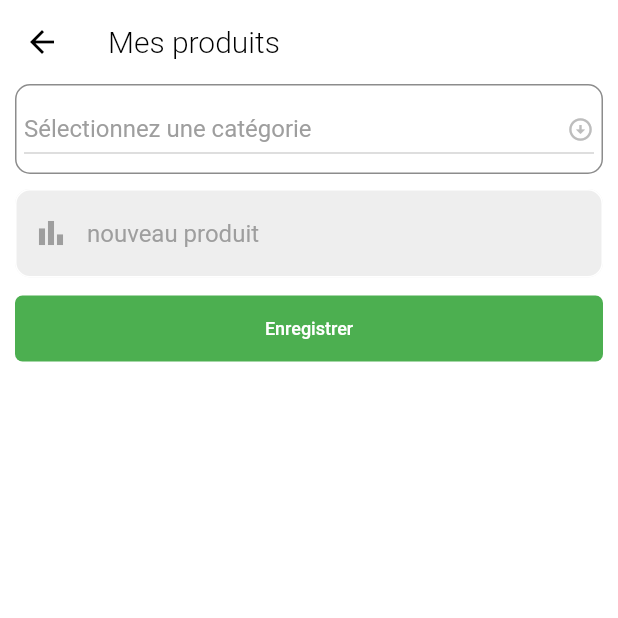
After one commit to lordGmz/testcrud_mysql, a Flutter app: the OurProductPage screen opened directly, after a tap on "Enregistrer", on a phone screen of 412 x 824 dp, the top half of it. The commit adds this screen. Run offline on Flutter 3.47's test engine with Material 2 defaults, Android fonts, the light colour scheme and no system bars; our stand-ins replace email_validator, flushbar, fluttertoast, image_cropper, image_picker, rflutter_alert and 1 more; missing offline and left inert: flutter_session, mailer; accounts and stored records are empty; network calls fail.

Commit message:
Mise en place crud produit

```diff
--- /dev/null
+++ b/lib/models/Products.dart
@@ -0,0 +1,29 @@
+class Products {
+  String id;
+  String product_name;
+  String id_category;
+  String id_fournisseur;
+
+  Products({
+    this.id,
+    this.product_name,
+    this.id_category,
+    this.id_fournisseur,
+  });
+
+  factory Products.fromJson(Map<String, dynamic> json) {
+    return Products(
+      id: json['id'] as String,
+      product_name: json['product_name'] as String,
+      id_category: json['id_category'] as String,
+      id_fournisseur : json['id_fournisseur'] as String
+    );
+  }
+
+  Map<String, dynamic> toJsonAdd() {
+    return {
+      "product_name": product_name,
+      "id_category": id_category,
+    };
+  }
+}
--- a/lib/screens/category/category.dart
+++ b/lib/screens/category/category.dart
@@ -19,13 +19,6 @@ class _OurCategoryState extends State<OurCategory> {
   List data = [];
 
   String email = "";
-
-  Future getEmail() async {
-    SharedPreferences preferences = await SharedPreferences.getInstance();
-    setState(() {
-      email = preferences.getString('email');
-    });
-  }
 
   Future<List> getAllCategories() async {
     SharedPreferences preferences = await SharedPreferences.getInstance();
@@ -149,7 +142,7 @@ class _OurCategoryState extends State<OurCategory> {
                             hintText: "nouvelle catégorie"),
                         validator: (val) {
                           return val.isEmpty
-                              ? "Entez un nom de catégorie"
+                              ? "Entrez un nom de catégorie"
                               : null;
                         },
                       ),
--- /dev/null
+++ b/lib/screens/product/product.dart
@@ -0,0 +1,314 @@
+import 'package:flushbar/flushbar.dart';
+import 'package:flutter/material.dart';
+import 'package:fluttertoast/fluttertoast.dart';
+import 'package:rflutter_alert/rflutter_alert.dart';
+import 'package:shared_preferences/shared_preferences.dart';
+import 'package:http/http.dart' as http;
+import 'dart:convert';
+
+import 'package:testcrud_mysql/models/Products.dart';
+import 'package:testcrud_mysql/services/productsServices.dart';
+
+class OurProductPage extends StatefulWidget {
+  @override
+  _OurProductPageState createState() => _OurProductPageState();
+}
+
+class _OurProductPageState extends State<OurProductPage> {
+  TextEditingController _productNameController = TextEditingController();
+  var _formKey = GlobalKey<FormState>();
+  List data = [];
+  List dataP = [];
+  String _idCategory;
+
+  String email = "";
+
+  Future<List> getAllCategories() async {
+    SharedPreferences preferences = await SharedPreferences.getInstance();
+    setState(() {
+      email = preferences.getString('email');
+    });
+    final response = await http.get(
+        'http://192.168.1.69/categories/all_categories.php?email=' + email);
+    if (response.statusCode == 200) {
+      setState(() {
+        data = json.decode(response.body);
+      });
+      print(data);
+      return data;
+    } else {
+      print("error");
+    }
+  }
+
+  //add product function
+  addProd(Products products) async {
+    var res = await ProductsServices().addProduct(products, email);
+    if (res == "Error") {
+      Flushbar(
+        icon: Icon(
+          Icons.error_outline,
+          size: 28.0,
+          color: Colors.red[300],
+        ),
+        margin: EdgeInsets.all(8),
+        isDismissible: true,
+        borderRadius: 8,
+        title: "Oops !",
+        message: "Une erreur s'est produite.",
+        duration: Duration(seconds: 2),
+      )..show(context);
+    } else {
+      setState(() {
+        getAllProducts();
+        _productNameController.text = "";
+      });
+      Fluttertoast.showToast(
+          msg: "Produit ajoutée !",
+          toastLength: Toast.LENGTH_SHORT,
+          gravity: ToastGravity.BOTTOM,
+          timeInSecForIosWeb: 1,
+          backgroundColor: Colors.black45,
+          textColor: Colors.white,
+          fontSize: 10.0);
+    }
+  }
+
+  Future<List> getAllProducts() async {
+    SharedPreferences preferences = await SharedPreferences.getInstance();
+    setState(() {
+      email = preferences.getString('email');
+    });
+    final response = await http
+        .get('http://192.168.1.69/products/all_products.php?email=' + email);
+    if (response.statusCode == 200) {
+      setState(() {
+        dataP = json.decode(response.body);
+      });
+      print(dataP);
+      return dataP;
+    } else {
+      print("error");
+    }
+  }
+
+
+  Future deleteProd(String i) async{
+    var urlDeleteCat = "http://192.168.1.69/products/delete_product.php";
+    var res = await http.post(urlDeleteCat, body: {
+      "id": i,
+    });
+    var dataP = json.decode(res.body).toString().trim();
+    if (dataP == "Success") {
+      setState(() {
+        getAllProducts();
+      });
+      Fluttertoast.showToast(
+          msg: "Catégorie supprimée.",
+          toastLength: Toast.LENGTH_SHORT,
+          gravity: ToastGravity.BOTTOM,
+          timeInSecForIosWeb: 1,
+          backgroundColor: Colors.black45,
+          textColor: Colors.white,
+          fontSize: 10.0);
+    }else {
+      Fluttertoast.showToast(
+          msg: "Une erreur s'est produite.",
+          toastLength: Toast.LENGTH_SHORT,
+          gravity: ToastGravity.BOTTOM,
+          timeInSecForIosWeb: 1,
+          backgroundColor: Colors.black45,
+          textColor: Colors.white,
+          fontSize: 16.0);
+    }
+  }
+
+  @override
+  void initState() {
+
+    super.initState();
+    getAllCategories();
+    getAllProducts();
+  }
+
+  @override
+  Widget build(BuildContext context) {
+    return Scaffold(
+      appBar: AppBar(
+        elevation: 0,
+        backgroundColor: Colors.transparent,
+        title: Text(
+          "Mes produits",
+          style: TextStyle(
+              fontSize: 20.0, fontWeight: FontWeight.w300, color: Colors.black),
+        ),
+      ),
+      body: Column(
+        mainAxisAlignment: MainAxisAlignment.start,
+        children: [
+          Form(
+              key: _formKey,
+              autovalidateMode: AutovalidateMode.onUserInteraction,
+              child: Padding(
+                  padding: EdgeInsets.only(left: 10.0, right: 10.0),
+                  child: Column(
+                    children: [
+                      Container(
+                        decoration: BoxDecoration(
+                            border: Border.all(color: Colors.black45),
+                            borderRadius: BorderRadius.circular(10)),
+                        padding: EdgeInsets.all(5.0),
+                        child: DropdownButton(
+                          isExpanded: true,
+                          items: data?.map((item) {
+                            return new DropdownMenuItem(
+                              child: new Text(item['category_name']),
+                              value: item['id'].toString(),
+                            );
+                          })?.toList() ??
+                              [],
+                          value: _idCategory,
+                          iconSize: 18,
+                          icon: Icon(Icons.arrow_circle_down_outlined),
+                          style: TextStyle(
+                            color: Colors.black54,
+                            fontSize: 16,
+                          ),
+                          hint: Text('Sélectionnez une catégorie'),
+                          onChanged: (value) {
+                            setState(() {
+                              _idCategory = value;
+                              print(value);
+                            });
+                          },
+                        ),
+                      ),
+                      SizedBox(
+                        height: 10.0,
+                      ),
+                      TextFormField(
+                        controller: _productNameController,
+                        decoration: InputDecoration(
+                            prefixIcon: Icon(
+                              Icons.bar_chart,
+                              color: Colors.grey,
+                            ),
+                            hintText: "nouveau produit"),
+                        validator: (val) {
+                          return val.isEmpty
+                              ? "Entrez un nom de produit"
+                              : null;
+                        },
+                      ),
+                      SizedBox(
+                        height: 10,
+                      ),
+                      ButtonTheme(
+                        minWidth: double.infinity,
+                        child: FlatButton(
+                          padding: EdgeInsets.all(15.0),
+                            shape: RoundedRectangleBorder(
+                              borderRadius: BorderRadius.circular(5.0),
+                            ),
+                            child: Text(
+                              "Enregistrer",
+                              style: TextStyle(
+                                fontSize: 12.0,
+                                color: Colors.white,
+                              ),
+                            ),
+                            color: Colors.green,
+                            onPressed: () {
+                              Products prod = Products(
+                                product_name: _productNameController.text,
+                                id_category: _idCategory,
+                              );
+                              addProd(prod);
+                            }),
+                      )
+                    ],
+                  ))),
+
+          Expanded(
+              child: ListView.builder(
+                itemCount: dataP.length,
+                itemBuilder: (context, index) {
+                  return ListTile(
+                    contentPadding: EdgeInsets.all(10.0),
+                    title: Text(dataP[index]['product_name']),
+                    subtitle: Text(dataP[index]['category_name']),
+                    trailing: RaisedButton(
+                        elevation: 0.0,
+                        color: Colors.transparent,
+                        child: Icon(Icons.delete_rounded),
+                        onPressed: () {
+                          Alert(
+                            context: context,
+                            type: AlertType.warning,
+                            title: "Supprimer ce produit?",
+                            buttons: [
+                              DialogButton(
+                                child: Text(
+                                  "Oui",
+                                  style: TextStyle(
+                                      color: Colors.white,
+                                      fontSize: 20,
+                                      fontWeight: FontWeight.w800),
+                                ),
+                                onPressed: () {
+                                  deleteProd(dataP[index]['id']);
+                                  Navigator.pop(context);
+                                },
+                                width: 120,
+                                color: Colors.red,
+                              )
+                            ],
+                          ).show();
+
+                        }),
+                  );
+                },
+              ))
+        ],
+      ),
+    );
+  }
+/*TextFormField(
+  controller: _productNameController,
+  decoration: InputDecoration(
+  prefixIcon: Icon(
+  Icons.category_outlined,
+  color: Colors.grey,
+  ),
+  hintText: "nouveau produit"),
+  validator: (val) {
+  return val.isEmpty
+  ? "Entrez un nom de produit"
+      : null;
+  },
+  ),*/
+/*
+  DropdownButton(
+  items: data?.map((item) {
+  return new DropdownMenuItem(
+  child: new Text(item['category_name']),
+  value: item['id'].toString(),
+  );
+  })?.toList() ??
+  [],
+  value: _idCategory,
+  iconSize: 30,
+  icon: (null),
+  style: TextStyle(
+  color: Colors.black54,
+  fontSize: 16,
+  ),
+  hint: Text('Sélectionnez une catégorie'),
+  onChanged: (value) {
+  setState(() {
+  _idCategory = value;
+  print(value);
+  });
+  },
+  ),*/
+}
--- /dev/null
+++ b/lib/services/productsServices.dart
@@ -0,0 +1,17 @@
+import 'package:testcrud_mysql/models/Products.dart';
+import 'package:http/http.dart' as http;
+
+class ProductsServices{
+  static const ADD_URL = "http://192.168.1.69/products/insert_product.php?email=";
+
+  //fonction d'ajout categorie
+  Future<String> addProduct(Products products, String email) async {
+    final response = await http.post(ADD_URL+email, body: products.toJsonAdd());
+    if(response.statusCode == 200){
+      print("response : "+response.body);
+      return response.body;
+    }else{
+      return response.body;
+    }
+  }
+}
```
Also changed, not shown: lib/screens/home/home.dart (+20 -0 lines), lib/screens/setting/delete/delete.dart (+24 -8 lines), lib/screens/setting/profile/profile.dart (+8 -3 lines). Lines whose indentation alone changed are shown as unchanged.
